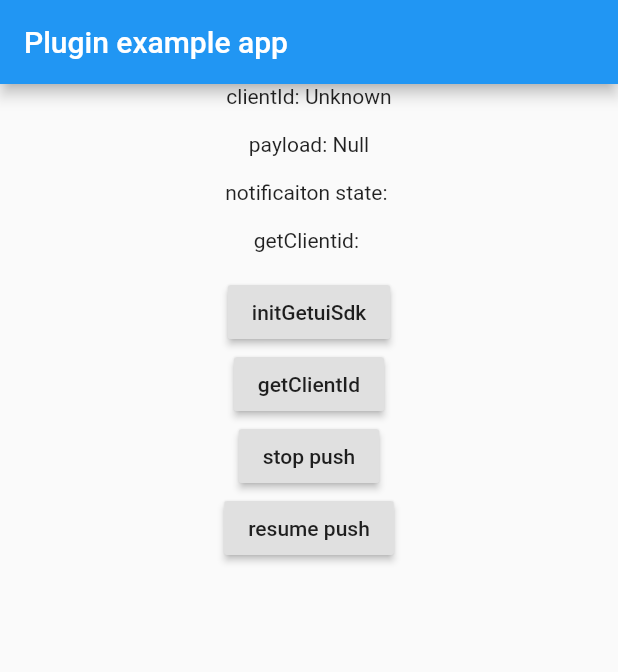
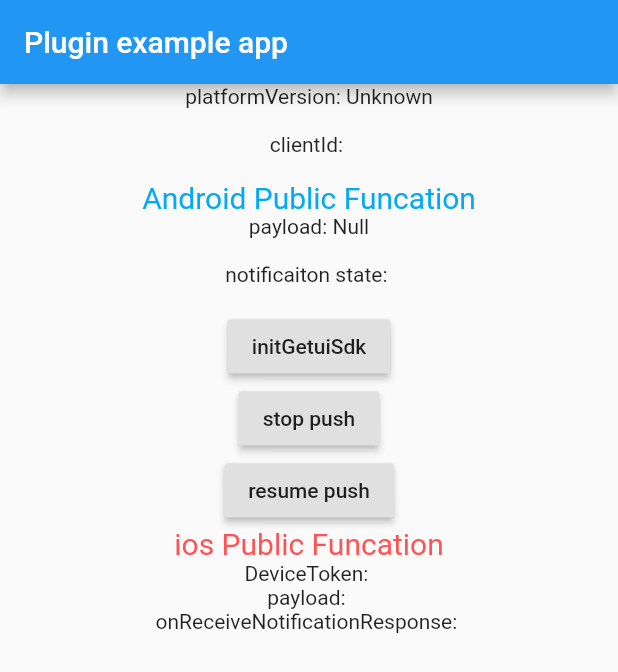
Before and after one commit to GetuiLaboratory/getui-flutter-plugin, a Flutter app: the screen it shows after launch, after a tap on "stop push", on a phone screen of 412 x 824 dp. Shown: the top 672 px of the screen. Run offline on Flutter 3.47's test engine with Material 2 defaults, Android fonts, the phone set to English and light mode, and no system bars.

Commit message:
[update]iOS插件

```diff
--- a/example/lib/main.dart
+++ b/example/lib/main.dart
@@ -4,11 +4,12 @@ import 'dart:async';
 import 'package:flutter/services.dart';
 import 'package:getuiflut/getuiflut.dart';
 
+
 void main() => runApp(MyApp());
 
 class MyApp extends StatefulWidget {
   @override
-  _MyAppState createState() => _MyAppState();
+  _MyAppState createState() =>new _MyAppState();
 }
 
 class _MyAppState extends State<MyApp> {
@@ -16,6 +17,10 @@ class _MyAppState extends State<MyApp> {
   String _payloadInfo = 'Null';
   String _notificationState = "";
   String _getClientId = "";
+  String _getDeviceToken="";
+  String _onReceivePayload="";
+  String _onReceiveNotificationResponse="";
+  //final Getuiflut getui = new Getuiflut();
 
   @override
   void initState() {
@@ -29,8 +34,16 @@ class _MyAppState extends State<MyApp> {
     String payloadInfo="default";
     String notificationState="default";
     // Platform messages may fail, so we use a try/catch PlatformException.
+
+    Getuiflut().startSdk(
+      appId: "8eLAkGIYnGAwA9fVYZU93A",
+      appKey: "VFX8xYxvVF6w59tsvY6XN",
+      appSecret: "Kv3TeED8z19QwnMLdzdI35"
+    );
+
     try {
       platformVersion = await Getuiflut.platformVersion;
+      print('platformVersion' + platformVersion);
     } on PlatformException {
       platformVersion = 'Failed to get platform version.';
     }
@@ -50,7 +63,7 @@ class _MyAppState extends State<MyApp> {
       onReceiveClientId: (String message) async {
         print("flutter onReceiveClientId: $message");
         setState(() {
-          _platformVersion = "flutter onReceiveClientId: $message";
+          _getClientId = "ClientId: $message";
         });
       },
       onReceiveMessageData: (Map<String, dynamic> msg) async {
@@ -71,6 +84,21 @@ class _MyAppState extends State<MyApp> {
           _notificationState = 'Clicked';
         });
       },
+      onRegisterDeviceToken: (String message) async {
+        setState(() {
+          _getDeviceToken = "DeviceToken: $message";
+        });
+      },
+      onReceivePayload: (String message) async {
+        setState(() {
+          _onReceivePayload = "$message";
+        });
+      },
+      onReceiveNotificationResponse: (Map<String, dynamic> message) async {
+        setState(() {
+          _onReceiveNotificationResponse = "$message";
+        });
+      },
     );
   }
 
@@ -86,38 +114,15 @@ class _MyAppState extends State<MyApp> {
     String getClientId;
     try {
       getClientId = await Getuiflut.getClientId;
-      showAlertDialog(context, getClientId);
     } catch(e) {
       print(e.toString());
     }
   }
 
-  void showAlertDialog(BuildContext context, String content) {
-    NavigatorState navigator= context.rootAncestorStateOfType(const TypeMatcher<NavigatorState>());
-    debugPrint("navigator is null?"+(navigator==null).toString());
-
-
-    showDialog(
-        context: context,
-        builder: (_) => new AlertDialog(
-            title: new Text("Dialog Title"),
-            content: new Text("This is my content"),
-            actions:<Widget>[
-              new FlatButton(child:new Text("CANCEL"), onPressed: (){
-                Navigator.of(context).pop();
-
-              },),
-              new FlatButton(child:new Text("OK"), onPressed: (){
-                Navigator.of(context).pop();
-
-              },)
-            ]
-        ));
-  }
-
   @override
   Widget build(BuildContext context) {
     return MaterialApp(
+      debugShowCheckedModeBanner: false,
       home: Scaffold(
         appBar: AppBar(
           title: const Text('Plugin example app'),
@@ -125,18 +130,22 @@ class _MyAppState extends State<MyApp> {
         body: Center(
           child: Column(
               children:<Widget>[
-                Text('clientId: $_platformVersion\n'),
+                Text('platformVersion: $_platformVersion\n'),
+                Text('clientId: $_getClientId\n'),
+                Text(
+                    'Android Public Funcation',
+                    style: TextStyle(
+                        color: Colors.lightBlue,
+                        fontSize: 20.0,
+                    ),
+                ),
                 Text('payload: $_payloadInfo\n'),
                 Text('notificaiton state: $_notificationState\n'),
-                Text('getClientid: $_getClientId\n'),
                 RaisedButton(
                   onPressed: () {initGetuiSdk();},
                   child: const Text('initGetuiSdk'),
                 ),
-                RaisedButton(
-                  onPressed: () {showAlertDialog(context, "1111");},
-                  child: const Text('getClientId'),
-                ),
+
                 RaisedButton(
                   onPressed: () {Getuiflut().stopPush();},
                   child: const Text('stop push'),
@@ -145,6 +154,13 @@ class _MyAppState extends State<MyApp> {
                   onPressed: () {Getuiflut().resumePush();},
                   child: const Text('resume push'),
                 ),
+                Text(
+                    'ios Public Funcation',
+                    style: TextStyle(color: Colors.redAccent, fontSize: 20.0,),
+                ),
+                Text('DeviceToken: $_getDeviceToken'),
+                Text('payload: $_onReceivePayload'),
+                Text('onReceiveNotificationResponse: $_onReceiveNotificationResponse'),
               ]
           ),
         ),
--- a/lib/getuiflut.dart
+++ b/lib/getuiflut.dart
@@ -1,6 +1,5 @@
 import 'dart:async';
 import 'package:flutter/services.dart';
-
 
 typedef Future<dynamic> EventHandler(String res);
 typedef Future<dynamic> EventHandlerMap(Map<String, dynamic> event);
@@ -14,8 +13,18 @@ class Getuiflut {
   EventHandlerMap _onNotificationMessageArrived;
   EventHandlerMap _onNotificationMessageClicked;
 
+
+  // deviceToken
+  EventHandler _onRegisterDeviceToken;
+  //  iOS收到的透传内容
+  EventHandler _onReceivePayload;
+  // ios 收到APNS消息
+  EventHandlerMap _onReceiveNotificationResponse;
+
+
   static Future<String> get platformVersion async {
     final String version = await _channel.invokeMethod('getPlatformVersion');
+    print(version);
     return version;
   }
 
@@ -41,17 +50,30 @@ class Getuiflut {
     EventHandlerMap onReceiveMessageData,
     EventHandlerMap onNotificationMessageArrived,
     EventHandlerMap onNotificationMessageClicked,
+
+
+    //deviceToken
+    EventHandler onRegisterDeviceToken,
+    //ios 收到的透传内容
+    EventHandler onReceivePayload,
+    // ios 收到APNS消息
+    EventHandlerMap onReceiveNotificationResponse,
   }){
     _onReceiveClientId = onReceiveClientId;
+    _onRegisterDeviceToken = onRegisterDeviceToken;
     _onReceiveMessageData = onReceiveMessageData;
     _onNotificationMessageArrived = onNotificationMessageArrived;
     _onNotificationMessageClicked = onNotificationMessageClicked;
+
+    _onReceivePayload = onReceivePayload;
+    _onReceiveNotificationResponse = onReceiveNotificationResponse;
     _channel.setMethodCallHandler(_handleMethod);
   }
 
   Future<Null> _handleMethod(MethodCall call) async {
     switch(call.method) {
       case "onReceiveClientId":
+        print('onReceiveClientId' + call.arguments);
         return _onReceiveClientId(call.arguments);
         break;
       case "onReceiveMessageData":
@@ -60,9 +82,28 @@ class Getuiflut {
         return _onNotificationMessageArrived(call.arguments.cast<String, dynamic>());
       case "onNotificationMessageClicked":
         return _onNotificationMessageClicked(call.arguments.cast<String, dynamic>());
+      case "onRegisterDeviceToken":
+        return _onRegisterDeviceToken(call.arguments);
+      case "onReceivePayload":
+        return _onReceivePayload(call.arguments);
+      case "onReceiveNotificationResponse":
+        return _onReceiveNotificationResponse(call.arguments.cast<String, dynamic>());
       default:
         throw new UnsupportedError("Unrecongnized Event");
     }
   }
 
+  //ios
+  //初始化SDK
+  void startSdk({
+    String appId,
+    String appKey,
+    String appSecret,
+
+  }) {
+    _channel.invokeMethod('startSdk',{'appId':appId, 'appKey':appKey, 'appSecret':appSecret});
+  }
+
+
+
 }
--- a/pubspec.yaml
+++ b/pubspec.yaml
@@ -1,6 +1,6 @@
 name: getuiflut
 description: getui flutter plugin
-version: 0.0.2
+version: 0.0.3
 author: wanghaobo <monkeydbobo@gmail.com>
 homepage: https://www.getui.com
 
```
Also changed, not shown: example/pubspec.lock, pubspec.lock, 26 other files.
